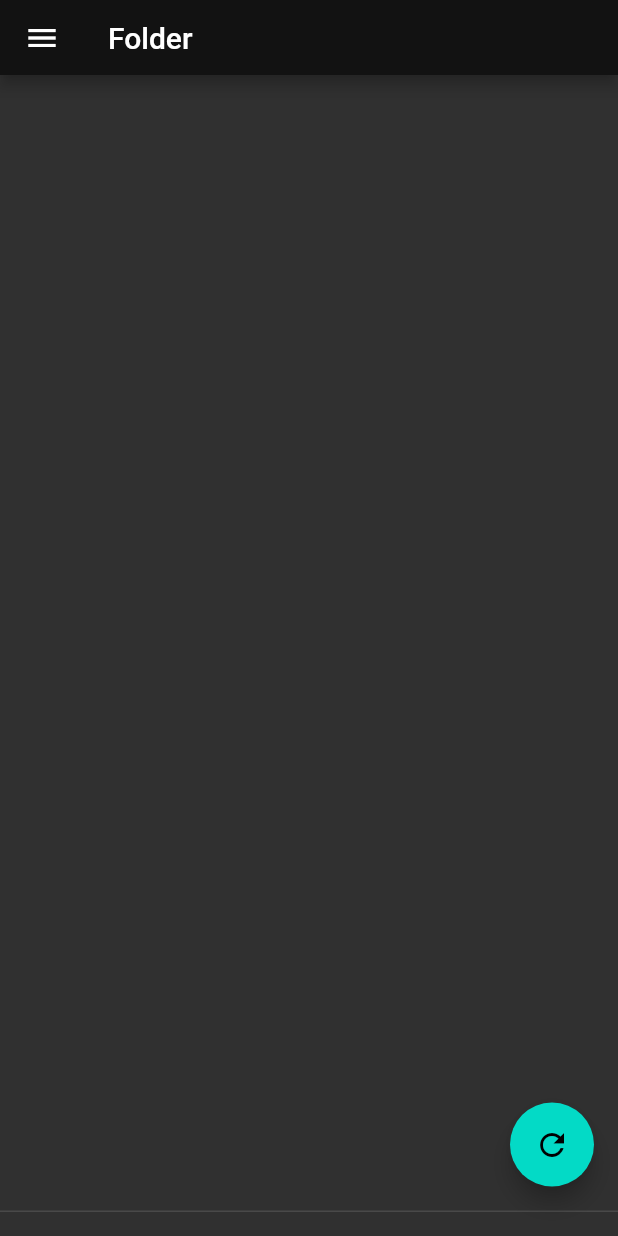
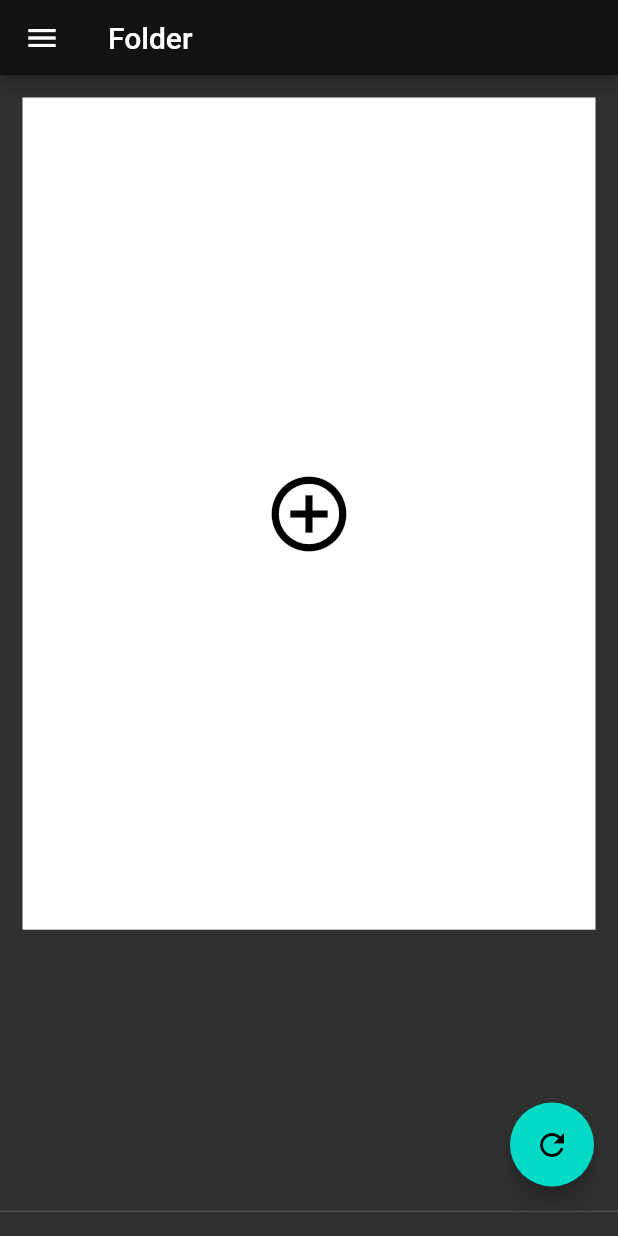
Before and after one commit to Lin2D2/school_notebook, a Flutter app: the Folder screen opened by its route, on a phone screen of 412 x 824 dp. Run offline on Flutter 3.47's test engine with Material 2 defaults, Android fonts, the phone set to English and light mode, and no system bars; our stand-ins replace flutter_markdown, page_transition, sembast.

Commit message:
added UI element to add new folders to database, no function yet

```diff
--- a/lib/widgets/folder_page_layout.dart
+++ b/lib/widgets/folder_page_layout.dart
@@ -21,15 +21,41 @@ class FolderPageLayout extends StatelessWidget {
         builder: (context, snapshot) {
           if (snapshot.hasData) {
             List<FolderType>? data = snapshot.data;
+            int length = 0;
+            if (data?.length != null) {
+              length = data!.length + 1;
+            }
             return GridView.builder(
-              gridDelegate: SliverGridDelegateWithFixedCrossAxisCount( // TODO better with dynamic cross Axis count and dynamic size of folder
+              gridDelegate: SliverGridDelegateWithFixedCrossAxisCount(
+                // TODO better with dynamic cross Axis count and dynamic size of folder
                 crossAxisCount: width ~/ 400,
                 crossAxisSpacing: 0,
                 mainAxisSpacing: 0,
                 childAspectRatio: 188 / 260,
               ),
-              itemCount: data?.length,
+              itemCount: length,
               itemBuilder: (context, index) {
+                if (index == length - 1) {
+                  return Padding(
+                    padding: EdgeInsets.fromLTRB(
+                        15, 15, (index + 1) % (width ~/ 400) == 0 ? 15 : 0, 0),
+                    child: Container(
+                      color: Colors.white,
+                      child: IconButton(
+                        onPressed: () {
+                          // TODO add item to database
+
+                        },
+                        constraints: const BoxConstraints.expand(),
+                        icon: const Icon(
+                          Icons.add_circle_outline,
+                          color: Colors.black,
+                          size: 60,
+                        ),
+                      ),
+                    ),
+                  );
+                } else {
                   return Padding(
                     padding: EdgeInsets.fromLTRB(
                         15, 15, (index + 1) % (width ~/ 400) == 0 ? 15 : 0, 0),
@@ -38,12 +64,15 @@ class FolderPageLayout extends StatelessWidget {
                       folder: data![index],
                     ),
                   );
+                }
               },
             );
           } else {
             if (snapshot.hasError) {
               print(snapshot.error);
-              return const Center(child: Text("Error"),);
+              return const Center(
+                child: Text("Error"),
+              );
             } else {
               return const Center(
                 child: CircularProgressIndicator(),
```
Lines whose indentation alone changed are shown as unchanged.
